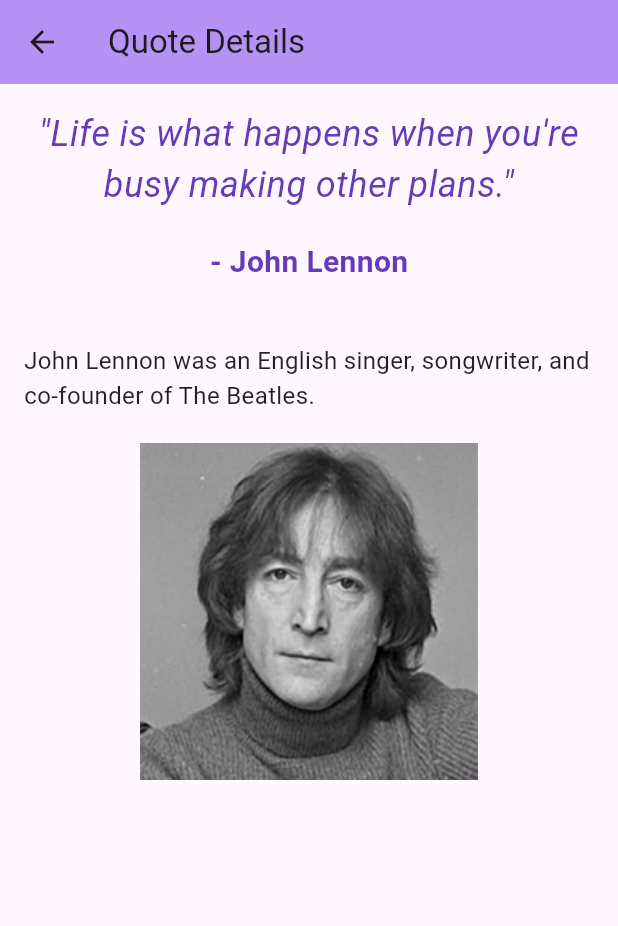
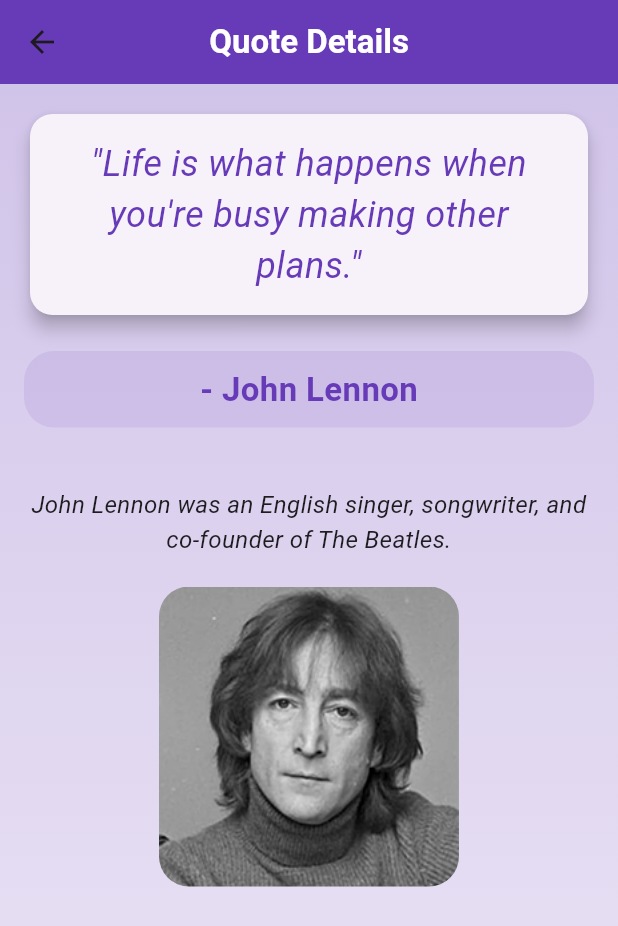
Before and after one commit to GayangaBandara/random_quote_generator, a Flutter app: the screen it shows after launch, after a tap on an icon or button, on a phone screen of 412 x 824 dp. Shown: the top 926 px of the screen. Run offline on Flutter 3.47's test engine with Material 3 defaults, Android fonts, the phone set to English and light mode, and no system bars; Roboto replaces fonts that are missing (Pacifico).

Commit message:
Update Main Screen

```diff
--- /dev/null
+++ b/devtools_options.yaml
@@ -0,0 +1,3 @@
+description: This file stores settings for Dart & Flutter DevTools.
+documentation: https://docs.flutter.dev/tools/devtools/extensions#configure-extension-enablement-states
+extensions:
--- a/lib/screens/details_screen.dart
+++ b/lib/screens/details_screen.dart
@@ -10,37 +10,93 @@ class DetailsScreen extends StatelessWidget {
   Widget build(BuildContext context) {
     return Scaffold(
       appBar: AppBar(
-        title: Text("Quote Details"),
-        backgroundColor: const Color.fromARGB(255, 181, 146, 243),
+        title: Text(
+          "Quote Details",
+          style: TextStyle(color: Colors.white, fontWeight: FontWeight.bold),
         ),
-      body: Padding(
+        backgroundColor: Colors.deepPurple,
+        centerTitle: true,
+        elevation: 0,
+      ),
+      body: Container(
+        decoration: BoxDecoration(
+          gradient: LinearGradient(
+            begin: Alignment.topCenter,
+            end: Alignment.bottomCenter,
+            colors: [
+              Colors.deepPurple.shade100,
+              Colors.deepPurple.shade50,
+            ],
+          ),
+        ),
+        child: Padding(
           padding: const EdgeInsets.all(16.0),
           child: Column(
+            crossAxisAlignment: CrossAxisAlignment.center,
             children: <Widget>[
-            Text(
+              // Quote Text in a Card
+              Card(
+                elevation: 5,
+                shape: RoundedRectangleBorder(
+                  borderRadius: BorderRadius.circular(15),
+                ),
+                child: Padding(
+                  padding: const EdgeInsets.all(16.0),
+                  child: Text(
                     '"${quote.text}"',
                     style: TextStyle(
                       fontSize: 24,
                       fontStyle: FontStyle.italic,
-                  color: Colors.deepPurple),
+                      color: Colors.deepPurple,
+                    ),
+                    textAlign: TextAlign.center,
+                  ),
+                ),
+              ),
+              SizedBox(height: 20),
+              // Author Name Centered with Creative Styling
+              Container(
+                padding: EdgeInsets.symmetric(horizontal: 20, vertical: 10),
+                decoration: BoxDecoration(
+                  color: Colors.deepPurple.withOpacity(0.1),
+                  borderRadius: BorderRadius.circular(20),
+                ),
+                child: Center(
+                  child: Text(
+                    "- ${quote.author}",
+                    style: TextStyle(
+                      fontSize: 22,
+                      fontWeight: FontWeight.bold,
+                      color: Colors.deepPurple,
+                      fontFamily: 'Pacifico', // Use a custom font if available
+                    ),
+                  ),
+                ),
+              ),
+              SizedBox(height: 40),
+              // Author Details
+              Text(
+                quote.details,
+                style: TextStyle(
+                  fontSize: 16,
+                  color: Colors.black87,
+                  fontStyle: FontStyle.italic,
+                ),
                 textAlign: TextAlign.center,
               ),
               SizedBox(height: 20),
-            Text(
-              "- ${quote.author}",
-              style: TextStyle(
-                  fontSize: 20,
-                  fontWeight: FontWeight.bold,
-                  color: Colors.deepPurple),
+              // Author Image
+              ClipRRect(
+                borderRadius: BorderRadius.circular(20),
+                child: Image.asset(
+                  'assets/images/${quote.image}',
+                  height: 200,
+                  width: 200,
+                  fit: BoxFit.cover,
                 ),
-            SizedBox(height: 40),
-            Text(
-              quote.details,
-              style: TextStyle(fontSize: 16, color: Colors.black87),
               ),
-            SizedBox(height: 20),
-            Image.asset('assets/images/${quote.image}'),
             ],
+          ),
         ),
       ),
     );
--- a/lib/screens/home_screen.dart
+++ b/lib/screens/home_screen.dart
@@ -11,23 +11,31 @@ class HomeScreen extends StatefulWidget {
   _HomeScreenState createState() => _HomeScreenState();
 }
 
-class _HomeScreenState extends State<HomeScreen> {
+class _HomeScreenState extends State<HomeScreen> with SingleTickerProviderStateMixin {
   final QuoteService _quoteService = QuoteService();
   late Quote _currentQuote;
   late String _selectedCategory;
   late List<String> _categories;
+  late AnimationController _fadeController;
+  late Animation<double> _fadeAnimation;
 
   @override
   void initState() {
     super.initState();
     _categories = _quoteService.getCategories();
-    _selectedCategory = _categories.first; // Default category
+    _selectedCategory = _categories.first;
     _currentQuote = _quoteService.getRandomQuoteByCategory(_selectedCategory);
+
+    _fadeController = AnimationController(vsync: this, duration: const Duration(milliseconds: 600));
+    _fadeAnimation = CurvedAnimation(parent: _fadeController, curve: Curves.easeIn);
+    _fadeController.forward();
   }
 
   void _fetchNewQuote() {
     setState(() {
+      _fadeController.reset();
       _currentQuote = _quoteService.getRandomQuoteByCategory(_selectedCategory);
+      _fadeController.forward();
     });
   }
 
@@ -35,27 +43,67 @@ class _HomeScreenState extends State<HomeScreen> {
     if (newCategory != null) {
       setState(() {
         _selectedCategory = newCategory;
-        _currentQuote =
-            _quoteService.getRandomQuoteByCategory(_selectedCategory);
+        _fetchNewQuote();
       });
     }
+  }
+
+  @override
+  void dispose() {
+    _fadeController.dispose();
+    super.dispose();
   }
 
   @override
   Widget build(BuildContext context) {
     return Scaffold(
       appBar: AppBar(
-        title: Text("Random Quote Generator"),
-        backgroundColor: Colors.deepPurple,
+        title: const Text(
+          "Inspirational Quotes",
+          style: TextStyle(fontSize: 22, fontWeight: FontWeight.w600, color: Colors.black87),
         ),
-      body: Center(
+        backgroundColor: Colors.transparent,
+        elevation: 0,
+        centerTitle: true,
+      ),
+      body: Container(
+        decoration: const BoxDecoration(
+          gradient: LinearGradient(
+            colors: [Colors.white, Color(0xFFE0F7FA)],
+            begin: Alignment.topCenter,
+            end: Alignment.bottomCenter,
+          ),
+        ),
+        child: Center(
+          child: Padding(
+            padding: const EdgeInsets.all(20.0),
             child: Column(
               mainAxisAlignment: MainAxisAlignment.center,
               children: <Widget>[
-            // Category Dropdown
-            DropdownButton<String>(
+                const Text(
+                  "Select Category",
+                  style: TextStyle(fontSize: 18, fontWeight: FontWeight.w500, color: Colors.black87),
+                ),
+                const SizedBox(height: 10),
+                Container(
+                  padding: const EdgeInsets.symmetric(horizontal: 16),
+                  decoration: BoxDecoration(
+                    color: Colors.white,
+                    borderRadius: BorderRadius.circular(12),
+                    boxShadow: [
+                      BoxShadow(
+                        color: Colors.grey.withOpacity(0.2),
+                        blurRadius: 8,
+                        offset: const Offset(0, 4),
+                      ),
+                    ],
+                  ),
+                  child: DropdownButton<String>(
                     value: _selectedCategory,
                     onChanged: _onCategoryChanged,
+                    underline: Container(),
+                    icon: const Icon(Icons.arrow_drop_down, color: Colors.teal),
+                    style: const TextStyle(color: Colors.black87, fontSize: 18),
                     items: _categories.map((String category) {
                       return DropdownMenuItem<String>(
                         value: category,
@@ -63,10 +111,14 @@ class _HomeScreenState extends State<HomeScreen> {
                       );
                     }).toList(),
                   ),
-            SizedBox(height: 20),
-            // Quote Card
-            QuoteCard(
+                ),
+                const SizedBox(height: 30),
+                // Quote Card with Fade-in Animation
+                FadeTransition(
+                  opacity: _fadeAnimation,
+                  child: QuoteCard(
                     quote: _currentQuote,
+                    authorCentered: true,
                     onTap: () {
                       Navigator.push(
                         context,
@@ -76,17 +128,24 @@ class _HomeScreenState extends State<HomeScreen> {
                       );
                     },
                   ),
-            SizedBox(height: 40),
-            // Fetch New Quote Button
+                ),
+                const SizedBox(height: 40),
+                // "Get New Quote" Button
                 ElevatedButton(
                   onPressed: _fetchNewQuote,
-              child: Text("Get New Quote"),
                   style: ElevatedButton.styleFrom(
                     foregroundColor: Colors.white,
-                backgroundColor: Colors.deepPurple,
+                    backgroundColor: Colors.teal,
+                    padding: const EdgeInsets.symmetric(horizontal: 30, vertical: 14),
+                    shape: RoundedRectangleBorder(borderRadius: BorderRadius.circular(12)),
+                    textStyle: const TextStyle(fontSize: 20, fontWeight: FontWeight.w600),
+                    elevation: 8,
+                  ),
+                  child: const Text("Inspire Me"),
+                ),
+              ],
             ),
           ),
-          ],
         ),
       ),
     );
--- a/lib/widgets/quote_card.dart
+++ b/lib/widgets/quote_card.dart
@@ -5,7 +5,7 @@ class QuoteCard extends StatelessWidget {
   final Quote quote;
   final VoidCallback onTap;
 
-  const QuoteCard({super.key, required this.quote, required this.onTap});
+  const QuoteCard({super.key, required this.quote, required this.onTap, required bool authorCentered});
 
   @override
   Widget build(BuildContext context) {
```
Lines whose indentation alone changed are shown as unchanged.
